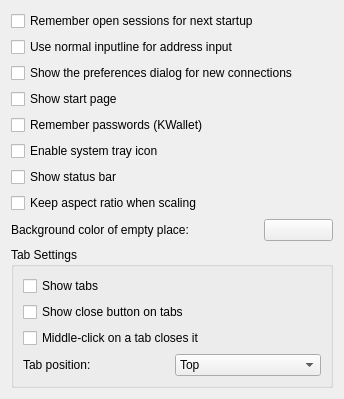
Old version of the form config/general.ui in the repository KDE/krdc.
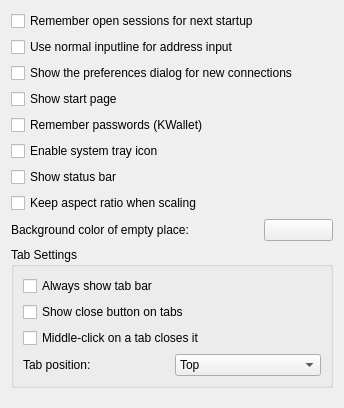
New version of the form. Custom widgets are drawn as their Qt base class.

Commit message: Improve tabbar behavior: change option to hide / show tabbar. Now the option is called 'Always show tab bar' and decides from the number of views if a tabbar is required. CCMAIL:toby909@gmail.com

Diff of the .ui file:
```diff
--- a/config/general.ui
+++ b/config/general.ui
@@ -7,7 +7,7 @@
     <x>0</x>
     <y>0</y>
     <width>344</width>
-    <height>385</height>
+    <height>408</height>
    </rect>
   </property>
   <layout class="QVBoxLayout" name="verticalLayout_2">
@@ -110,7 +110,7 @@
       <item>
        <widget class="QCheckBox" name="kcfg_ShowTabBar">
         <property name="text">
-         <string>Show tabs</string>
+         <string>Always show tab bar</string>
         </property>
        </widget>
       </item>
```
The commit also changes 1 other file.
